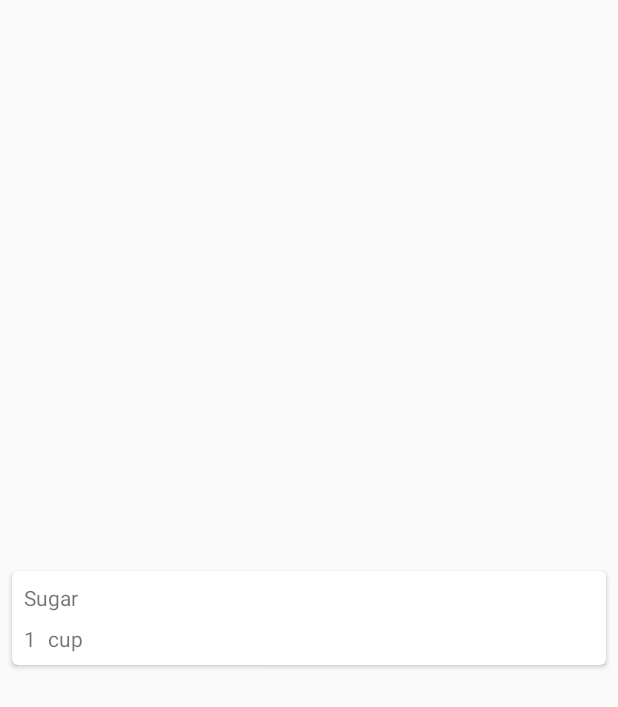
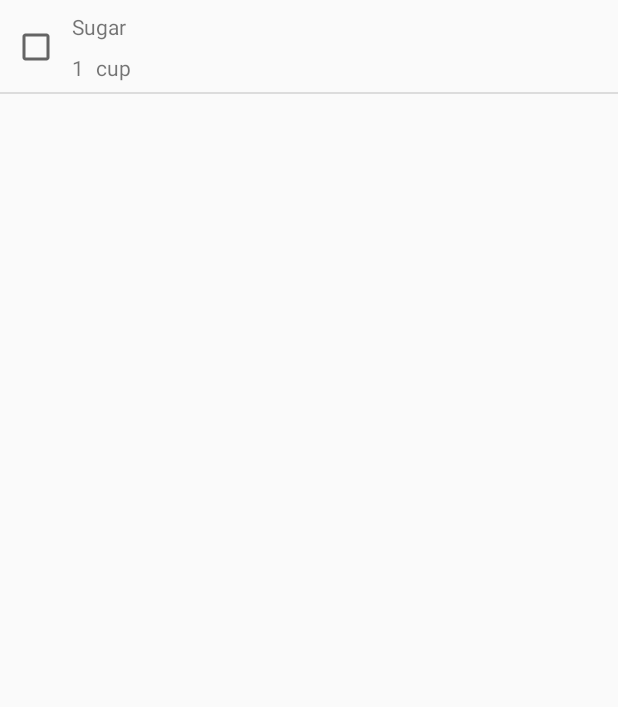
Before and after one commit to eddie-thp/udacity-baking-app, an Android app: the layout item_ingredient.xml on its own in the app's theme, with its tools: preview values and no code run, on a phone screen of 412 x 824 dp. Shown: the top 707 px of the screen. Run offline under Robolectric (Android 15) with nearby library versions, the phone set to English and light mode, and no system bars.

Commit message:
Improve ingredients list activity add checkbox, listen to checkbox changes, apply changes to the model

```diff
--- a/app/src/main/java/org/ethp/udacitybakingapp/data/database/BakingDao.java
+++ b/app/src/main/java/org/ethp/udacitybakingapp/data/database/BakingDao.java
@@ -25,6 +25,9 @@ public interface BakingDao {
     @Update
     void updateRecipe(Recipe recipe);
 
+    @Update
+    void updateIngredient(Ingredient ingredient);
+
     @Query("SELECT * FROM recipes ORDER BY id")
     LiveData<List<Recipe>> getRecipes();
 
--- a/app/src/main/java/org/ethp/udacitybakingapp/data/database/BakingRepository.java
+++ b/app/src/main/java/org/ethp/udacitybakingapp/data/database/BakingRepository.java
@@ -33,6 +33,10 @@ public class BakingRepository {
         return mBakingDao.getIngredients(recipeId);
     }
 
+    public void updateIngredient(Ingredient ingredient) {
+        mBakingDao.updateIngredient(ingredient);
+    }
+
     public LiveData<List<Step>> getSteps(int recipeId) {
         return mBakingDao.getSteps(recipeId);
     }
--- a/app/src/main/java/org/ethp/udacitybakingapp/data/viewmodel/BakingViewModel.java
+++ b/app/src/main/java/org/ethp/udacitybakingapp/data/viewmodel/BakingViewModel.java
@@ -37,6 +37,10 @@ public class BakingViewModel extends AndroidViewModel {
         return mBakingRepository.getIngredients(recipeId);
     }
 
+    public void updateIngredient(Ingredient ingredient) {
+        mBakingRepository.updateIngredient(ingredient);
+    }
+
     public LiveData<List<Step>> getSteps(int recipeId) {
         return mBakingRepository.getSteps(recipeId);
     }
--- a/app/src/main/res/layout/item_ingredient.xml
+++ b/app/src/main/res/layout/item_ingredient.xml
@@ -1,24 +1,13 @@
 <?xml version="1.0" encoding="utf-8"?>
-<android.support.v7.widget.CardView
+<android.support.constraint.ConstraintLayout
     xmlns:android="http://schemas.android.com/apk/res/android"
     xmlns:app="http://schemas.android.com/apk/res-auto"
     xmlns:tools="http://schemas.android.com/tools"
     xmlns:card_view="http://schemas.android.com/apk/res-auto"
 
-    android:layout_marginTop="4dp"
-    android:layout_marginBottom="4dp"
-    android:layout_marginLeft="8dp"
-    android:layout_marginRight="8dp"
-
-    android:layout_gravity="center"
     android:layout_width="match_parent"
     android:layout_height="wrap_content"
-    card_view:cardCornerRadius="4dp">
-
-    <android.support.constraint.ConstraintLayout
-
-        android:layout_width="match_parent"
-        android:layout_height="wrap_content">
+>
 
     <TextView
         android:id="@+id/ingredientNameTextView"
@@ -27,7 +16,7 @@
         android:layout_marginLeft="8dp"
         android:layout_marginStart="8dp"
         android:layout_marginTop="8dp"
-            app:layout_constraintStart_toStartOf="parent"
+        app:layout_constraintStart_toEndOf="@+id/ingredientCheckBox"
         app:layout_constraintTop_toTopOf="parent"
         tools:text="Sugar" />
 
@@ -52,5 +41,25 @@
             app:layout_constraintTop_toTopOf="@+id/quantityTextView"
             tools:text="cup" />
 
+    <View
+        android:id="@+id/divider"
+        android:layout_width="0dp"
+        android:layout_height="1dp"
+        android:background="?android:attr/listDivider"
+        app:layout_constraintBottom_toBottomOf="parent"
+        app:layout_constraintEnd_toEndOf="parent"
+        app:layout_constraintStart_toStartOf="parent" />
+
+    <CheckBox
+        android:id="@+id/ingredientCheckBox"
+        android:layout_width="wrap_content"
+        android:layout_height="wrap_content"
+        android:layout_marginBottom="8dp"
+        android:layout_marginLeft="8dp"
+        android:layout_marginStart="8dp"
+        android:layout_marginTop="8dp"
+        app:layout_constraintBottom_toBottomOf="parent"
+        app:layout_constraintStart_toStartOf="parent"
+        app:layout_constraintTop_toTopOf="parent" />
+
 </android.support.constraint.ConstraintLayout>
-</android.support.v7.widget.CardView>
```
Also changed, not shown: app/src/main/java/org/ethp/udacitybakingapp/activity/ingredients/IngredientsActivity.java (+6 -4 lines), app/src/main/java/org/ethp/udacitybakingapp/activity/ingredients/IngredientsAdapter.java (+33 -1 lines), app/src/main/java/org/ethp/udacitybakingapp/data/database/Ingredient.java (+12 -1 lines). Lines whose indentation alone changed are shown as unchanged.
